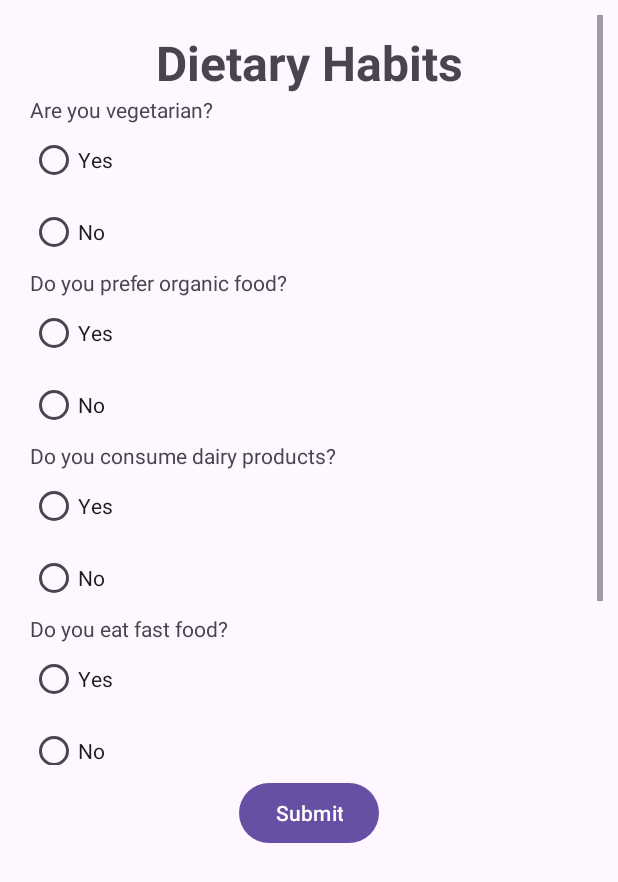
After one commit to ksmaprince/CS_473_Mobile_Device_Programming, an Android app: the SurveyActivity screen opened directly, with no data from a screen before it, on a phone screen of 412 x 824 dp. The commit adds this screen. Shown: the top 882 px of the screen. Run offline under Robolectric (Android 15) with nearby library versions, the phone set to English and light mode, and no system bars.

Commit message:
Finish Project and ready to submit

```diff
--- a/ASS5_FoodPreferenceSurvey/app/build.gradle.kts
+++ b/ASS5_FoodPreferenceSurvey/app/build.gradle.kts
@@ -33,6 +33,10 @@ android {
     kotlinOptions {
         jvmTarget = "1.8"
     }
+
+    viewBinding {
+        enable = true
+    }
 }
 
 dependencies {
--- a/ASS5_FoodPreferenceSurvey/app/src/main/AndroidManifest.xml
+++ b/ASS5_FoodPreferenceSurvey/app/src/main/AndroidManifest.xml
@@ -13,6 +13,9 @@
         android:theme="@style/Theme.FoodPreferenceSurvey"
         tools:targetApi="31">
         <activity
+            android:name=".SurveyActivity"
+            android:exported="false" />
+        <activity
             android:name=".MainActivity"
             android:exported="true">
             <intent-filter>
--- a/ASS5_FoodPreferenceSurvey/app/src/main/java/com/khun/foodpreferencesurvey/MainActivity.kt
+++ b/ASS5_FoodPreferenceSurvey/app/src/main/java/com/khun/foodpreferencesurvey/MainActivity.kt
@@ -1,11 +1,28 @@
 package com.khun.foodpreferencesurvey
 
+import android.content.Intent
 import androidx.appcompat.app.AppCompatActivity
 import android.os.Bundle
+import com.khun.foodpreferencesurvey.databinding.ActivityMainBinding
 
+const val FOOD_SURVEY = "food survey"
+const val DIET_HABIT = "diet survey"
+const val SURVEY_TYPE = "survey"
 class MainActivity : AppCompatActivity() {
+    private lateinit var binding: ActivityMainBinding
     override fun onCreate(savedInstanceState: Bundle?) {
         super.onCreate(savedInstanceState)
-        setContentView(R.layout.activity_main)
+        binding = ActivityMainBinding.inflate(layoutInflater)
+        setContentView(binding.root)
+
+        binding.btnStartSurvey.setOnClickListener {
+            val intent = Intent(this, SurveyActivity::class.java)
+            if(binding.rgSurvey.checkedRadioButtonId == R.id.rbFoodPreference){
+                intent.putExtra(SURVEY_TYPE, FOOD_SURVEY)
+            }else{
+                intent.putExtra(SURVEY_TYPE, DIET_HABIT)
+            }
+            startActivity(intent)
+        }
     }
 }
--- /dev/null
+++ b/ASS5_FoodPreferenceSurvey/app/src/main/java/com/khun/foodpreferencesurvey/SurveyActivity.kt
@@ -0,0 +1,103 @@
+package com.khun.foodpreferencesurvey
+
+import androidx.appcompat.app.AppCompatActivity
+import android.os.Bundle
+import android.view.View
+import android.widget.RadioButton
+import android.widget.Toast
+import com.khun.foodpreferencesurvey.databinding.ActivitySurveyBinding
+
+class SurveyActivity : AppCompatActivity() {
+
+    private lateinit var binding: ActivitySurveyBinding
+    override fun onCreate(savedInstanceState: Bundle?) {
+        super.onCreate(savedInstanceState)
+        binding = ActivitySurveyBinding.inflate(layoutInflater)
+        setContentView(binding.root)
+
+        val survey = intent.getStringExtra(SURVEY_TYPE)
+
+        if (survey == FOOD_SURVEY) {
+            binding.llFoodPreference.visibility = View.VISIBLE
+            operateFoodPreferenceSurvey()
+        } else {
+            binding.llDietPreference.visibility = View.VISIBLE
+            operateDietSurevey()
+        }
+    }
+
+    private fun operateFoodPreferenceSurvey() {
+        var cuisine = ""
+        var oftenEat = ""
+        var spicy = ""
+        var vegetarian = ""
+        var seafood = ""
+
+        binding.btnSubmit.setOnClickListener {
+            findViewById<RadioButton>(binding.rgCuisine.checkedRadioButtonId)?.let {
+                cuisine = it.text.toString()
+            }
+            findViewById<RadioButton>(binding.rgOftenEat.checkedRadioButtonId)?.let {
+                oftenEat = it.text.toString()
+            }
+            findViewById<RadioButton>(binding.rgSpicyFood.checkedRadioButtonId)?.let {
+                spicy = it.text.toString()
+            }
+            findViewById<RadioButton>(binding.rgVegetarian.checkedRadioButtonId)?.let {
+                vegetarian = it.text.toString()
+            }
+            findViewById<RadioButton>(binding.rgSeafood.checkedRadioButtonId)?.let {
+                seafood = it.text.toString()
+            }
+
+            if (cuisine.isEmpty() || oftenEat.isEmpty() || spicy.isEmpty() || vegetarian.isEmpty() || seafood.isEmpty()){
+                Toast.makeText(this, "You need to answer all questions", Toast.LENGTH_LONG).show()
+            }else{
+                val result = "${getString(R.string.what_is_your_favourite_cuisine)} $cuisine \n" +
+                        "${getString(R.string.how_often_do_you_eat_out)} $oftenEat \n" +
+                        "${getString(R.string.do_you_prefer_spicy_food)} $spicy \n" +
+                        "${getString(R.string.do_you_prefer_vegetarian_food)} $vegetarian \n" +
+                        "${getString(R.string.do_you_like_seafood)} $seafood \n"
+                binding.tvResult.text = result
+            }
+        }
+    }
+
+    private fun operateDietSurevey() {
+        var isVegetarian = ""
+        var isOrganic = ""
+        var isDairy = ""
+        var isFastFood = ""
+        var isAllergy = ""
+
+        binding.btnSubmit.setOnClickListener {
+
+            findViewById<RadioButton>(binding.rgIsVegetarian.checkedRadioButtonId)?.let {
+                isVegetarian = it.text.toString()
+            }
+            findViewById<RadioButton>(binding.rgIsOrganicFood.checkedRadioButtonId)?.let {
+                isOrganic = it.text.toString()
+            }
+            findViewById<RadioButton>(binding.rgIsDairyProduct.checkedRadioButtonId)?.let {
+                isDairy = it.text.toString()
+            }
+            findViewById<RadioButton>(binding.rgIsFastFood.checkedRadioButtonId)?.let {
+                isFastFood = it.text.toString()
+            }
+            findViewById<RadioButton>(binding.rgIsFoodAllergy.checkedRadioButtonId)?.let {
+                isAllergy = it.text.toString()
+            }
+
+            if (isVegetarian.isEmpty() || isOrganic.isEmpty() || isDairy.isEmpty() || isFastFood.isEmpty() || isAllergy.isEmpty()){
+                Toast.makeText(this, "You need to answer all questions", Toast.LENGTH_LONG).show()
+            }else{
+                val result = "${getString(R.string.are_you_vetetarian)} $isVegetarian \n" +
+                        "${getString(R.string.do_you_prefer_organic_food)} $isOrganic \n" +
+                        "${getString(R.string.do_you_consume_dairy_products)} $isDairy \n" +
+                        "${getString(R.string.do_you_eat_fast_food)} $isFastFood \n" +
+                        "${getString(R.string.do_you_have_any_food_allergies)} $isAllergy \n"
+                binding.tvResult.text = result
+            }
+        }
+    }
+}
--- a/ASS5_FoodPreferenceSurvey/app/src/main/res/layout/activity_main.xml
+++ b/ASS5_FoodPreferenceSurvey/app/src/main/res/layout/activity_main.xml
@@ -4,15 +4,53 @@
     xmlns:tools="http://schemas.android.com/tools"
     android:layout_width="match_parent"
     android:layout_height="match_parent"
-    tools:context=".MainActivity">
+    tools:context=".MainActivity"
+    android:padding="10dp">
 
     <TextView
+        android:id="@+id/tvTitle"
+        android:layout_width="match_parent"
+        android:layout_height="wrap_content"
+        android:text="@string/survey"
+        app:layout_constraintEnd_toEndOf="parent"
+        app:layout_constraintStart_toStartOf="parent"
+        app:layout_constraintTop_toTopOf="parent"
+        android:layout_margin="16dp"
+        android:textStyle="bold"
+        android:textSize="33sp"
+        android:gravity="center_horizontal"/>
+
+    <RadioGroup
+        android:id="@+id/rgSurvey"
+        android:layout_width="match_parent"
+        android:layout_height="wrap_content"
+        app:layout_constraintTop_toBottomOf="@id/tvTitle"
+        app:layout_constraintStart_toStartOf="parent"
+        app:layout_constraintEnd_toEndOf="parent"
+        android:padding="10dp">
+
+        <RadioButton
+            android:id="@+id/rbFoodPreference"
+            android:layout_width="match_parent"
+            android:layout_height="wrap_content"
+            android:text="@string/food_preferences"
+            android:checked="true"/>
+
+        <RadioButton
+            android:id="@+id/rbDietaryHabit"
+            android:layout_width="match_parent"
+            android:layout_height="wrap_content"
+            android:text="@string/dietary_habits"/>
+
+    </RadioGroup>
+
+    <Button
+        android:id="@+id/btnStartSurvey"
         android:layout_width="wrap_content"
         android:layout_height="wrap_content"
-        android:text="Hello World!"
-        app:layout_constraintBottom_toBottomOf="parent"
-        app:layout_constraintEnd_toEndOf="parent"
+        android:text="@string/start_survey"
+        app:layout_constraintTop_toBottomOf="@id/rgSurvey"
         app:layout_constraintStart_toStartOf="parent"
-        app:layout_constraintTop_toTopOf="parent" />
+        app:layout_constraintEnd_toEndOf="parent"/>
 
 </androidx.constraintlayout.widget.ConstraintLayout>
--- /dev/null
+++ b/ASS5_FoodPreferenceSurvey/app/src/main/res/layout/activity_survey.xml
@@ -0,0 +1,369 @@
+<?xml version="1.0" encoding="utf-8"?>
+<androidx.constraintlayout.widget.ConstraintLayout xmlns:android="http://schemas.android.com/apk/res/android"
+    xmlns:app="http://schemas.android.com/apk/res-auto"
+    xmlns:tools="http://schemas.android.com/tools"
+    android:layout_width="match_parent"
+    android:layout_height="match_parent"
+    tools:context=".MainActivity"
+    android:padding="10dp">
+
+    <ScrollView
+        android:id="@+id/scroll"
+        android:layout_width="match_parent"
+        android:layout_height="500dp"
+        tools:context=".SurveyActivity"
+        app:layout_constraintTop_toTopOf="parent">
+        <LinearLayout
+            android:layout_width="match_parent"
+            android:layout_height="wrap_content"
+            android:orientation="vertical">
+            <LinearLayout android:id="@+id/llFoodPreference"
+                android:layout_width="match_parent"
+                android:layout_height="wrap_content"
+                android:orientation="vertical"
+                android:padding="10dp"
+                android:visibility="gone">
+
+                <TextView
+                    android:layout_width="match_parent"
+                    android:layout_height="wrap_content"
+                    android:gravity="center_horizontal"
+                    android:text="@string/food_preferences"
+                    android:textSize="32sp"
+                    android:textStyle="bold" />
+
+                <TextView
+                    android:id="@+id/tvCuisine"
+                    android:layout_width="match_parent"
+                    android:layout_height="wrap_content"
+                    android:text="@string/what_is_your_favourite_cuisine"/>
+
+                <RadioGroup
+                    android:id="@+id/rgCuisine"
+                    android:layout_width="match_parent"
+                    android:layout_height="wrap_content">
+
+                    <RadioButton
+                        android:id="@+id/rbChinese"
+                        android:layout_width="match_parent"
+                        android:layout_height="wrap_content"
+                        android:text="@string/chinese" />
+
+                    <RadioButton
+                        android:id="@+id/rbFrench"
+                        android:layout_width="match_parent"
+                        android:layout_height="wrap_content"
+                        android:text="@string/french" />
+
+                    <RadioButton
+                        android:id="@+id/rbItalian"
+                        android:layout_width="match_parent"
+                        android:layout_height="wrap_content"
+                        android:text="@string/italian" />
+
+                    <RadioButton
+                        android:id="@+id/rbIndian"
+                        android:layout_width="match_parent"
+                        android:layout_height="wrap_content"
+                        android:text="@string/indian" />
+
+                    <RadioButton
+                        android:id="@+id/rbJapanese"
+                        android:layout_width="match_parent"
+                        android:layout_height="wrap_content"
+                        android:text="@string/japanese" />
+
+                    <RadioButton
+                        android:id="@+id/rbThai"
+                        android:layout_width="match_parent"
+                        android:layout_height="wrap_content"
+                        android:text="@string/thai" />
+
+                    <RadioButton
+                        android:id="@+id/rbTurkish"
+                        android:layout_width="match_parent"
+                        android:layout_height="wrap_content"
+                        android:text="@string/turkish" />
+                </RadioGroup>
+
+                <TextView
+                    android:id="@+id/tvOftenEat"
+                    android:layout_width="match_parent"
+                    android:layout_height="wrap_content"
+                    android:text="@string/how_often_do_you_eat_out" />
+
+                <RadioGroup
+                    android:id="@+id/rgOftenEat"
+                    android:layout_width="match_parent"
+                    android:layout_height="wrap_content">
+
+                    <RadioButton
+                        android:id="@+id/rbNever"
+                        android:layout_width="match_parent"
+                        android:layout_height="wrap_content"
+                        android:text="@string/never" />
+
+                    <RadioButton
+                        android:id="@+id/rbRarely"
+                        android:layout_width="match_parent"
+                        android:layout_height="wrap_content"
+                        android:text="@string/rarely" />
+
+                    <RadioButton
+                        android:id="@+id/rbSometimes"
+                        android:layout_width="match_parent"
+                        android:layout_height="wrap_content"
+                        android:text="@string/sometimes" />
+
+                    <RadioButton
+                        android:id="@+id/rbFrequently"
+                        android:layout_width="match_parent"
+                        android:layout_height="wrap_content"
+                        android:text="@string/frequently" />
+
+                </RadioGroup>
+
+                <TextView
+                    android:id="@+id/tvSpicyFood"
+                    android:layout_width="match_parent"
+                    android:layout_height="wrap_content"
+                    android:text="@string/do_you_prefer_spicy_food" />
+
+                <RadioGroup
+                    android:id="@+id/rgSpicyFood"
+                    android:layout_width="match_parent"
+                    android:layout_height="wrap_content">
+
+                    <RadioButton
+                        android:id="@+id/rbSpicyYes"
+                        android:layout_width="match_parent"
+                        android:layout_height="wrap_content"
+                        android:text="@string/yes" />
+
+                    <RadioButton
+                        android:id="@+id/rbSpicyNo"
+                        android:layout_width="match_parent"
+                        android:layout_height="wrap_content"
+                        android:text="@string/no" />
+
+                </RadioGroup>
+
+
+                <TextView
+                    android:id="@+id/tvVegetarian"
+                    android:layout_width="match_parent"
+                    android:layout_height="wrap_content"
+                    android:text="@string/do_you_prefer_vegetarian_food" />
+
+                <RadioGroup
+                    android:id="@+id/rgVegetarian"
+                    android:layout_width="match_parent"
+                    android:layout_height="wrap_content">
+
+                    <RadioButton
+                        android:id="@+id/rbVegetarianYes"
+                        android:layout_width="match_parent"
+                        android:layout_height="wrap_content"
+                        android:text="@string/yes" />
+
+                    <RadioButton
+                        android:id="@+id/rbVegetarianNo"
+                        android:layout_width="match_parent"
+                        android:layout_height="wrap_content"
+                        android:text="@string/no" />
+
+                </RadioGroup>
+
+                <TextView
+                    android:id="@+id/tvSeafood"
+                    android:layout_width="match_parent"
+                    android:layout_height="wrap_content"
+                    android:text="@string/do_you_like_seafood" />
+
+                <RadioGroup
+                    android:id="@+id/rgSeafood"
+                    android:layout_width="match_parent"
+                    android:layout_height="wrap_content">
+
+                    <RadioButton
+                        android:id="@+id/rbSeafoodYes"
+                        android:layout_width="match_parent"
+                        android:layout_height="wrap_content"
+                        android:text="@string/yes" />
+
+                    <RadioButton
+                        android:id="@+id/rbSeafoodNo"
+                        android:layout_width="match_parent"
+                        android:layout_height="wrap_content"
+                        android:text="@string/no" />
+
+                </RadioGroup>
+
+            </LinearLayout>
+
+            <LinearLayout android:id="@+id/llDietPreference"
+                android:layout_width="match_parent"
+                android:layout_height="wrap_content"
+                android:orientation="vertical"
+                android:padding="10dp"
+                android:visibility="gone">
+
+                <TextView
+                    android:layout_width="match_parent"
+                    android:layout_height="wrap_content"
+                    android:gravity="center_horizontal"
+                    android:text="@string/dietary_habits"
+                    android:textSize="32sp"
+                    android:textStyle="bold" />
+
+                <TextView
+                    android:id="@+id/tvIsVegetarian"
+                    android:layout_width="match_parent"
+                    android:layout_height="wrap_content"
+                    android:text="@string/are_you_vetetarian" />
+
+                <RadioGroup
+                    android:id="@+id/rgIsVegetarian"
+                    android:layout_width="match_parent"
+                    android:layout_height="wrap_content">
+
+                    <RadioButton
+                        android:id="@+id/rbIsVegetarianYes"
+                        android:layout_width="match_parent"
+                        android:layout_height="wrap_content"
+                        android:text="@string/yes" />
+
+                    <RadioButton
+                        android:id="@+id/rbIsVegetarianNo"
+                        android:layout_width="match_parent"
+                        android:layout_height="wrap_content"
+                        android:text="@string/no" />
+                </RadioGroup>
+
+                <TextView
+                    android:id="@+id/tvIsOrganicFood"
+                    android:layout_width="match_parent"
+                    android:layout_height="wrap_content"
+                    android:text="@string/do_you_prefer_organic_food" />
+
+                <RadioGroup
+                    android:id="@+id/rgIsOrganicFood"
+                    android:layout_width="match_parent"
+                    android:layout_height="wrap_content">
+
+                    <RadioButton
+                        android:id="@+id/rbIsOrganicYes"
+                        android:layout_width="match_parent"
+                        android:layout_height="wrap_content"
+                        android:text="@string/yes" />
+
+                    <RadioButton
+                        android:id="@+id/rbIsOrganicNo"
+                        android:layout_width="match_parent"
+                        android:layout_height="wrap_content"
+                        android:text="@string/no" />
+
+                </RadioGroup>
+
+                <TextView
+                    android:id="@+id/tvIsDiaryProduct"
+                    android:layout_width="match_parent"
+                    android:layout_height="wrap_content"
+                    android:text="@string/do_you_consume_dairy_products" />
+
+                <RadioGroup
+                    android:id="@+id/rgIsDairyProduct"
+                    android:layout_width="match_parent"
+                    android:layout_height="wrap_content">
+
+                    <RadioButton
+                        android:id="@+id/rbIsDairyProductYes"
+                        android:layout_width="match_parent"
+                        android:layout_height="wrap_content"
+                        android:text="@string/yes" />
+
+                    <RadioButton
+                        android:id="@+id/rbIsDairyProductNo"
+                        android:layout_width="match_parent"
+                        android:layout_height="wrap_content"
+                        android:text="@string/no" />
+
+                </RadioGroup>
+
+
+                <TextView
+                    android:id="@+id/tvIsFastFood"
+                    android:layout_width="match_parent"
+                    android:layout_height="wrap_content"
+                    android:text="@string/do_you_eat_fast_food" />
+
+                <RadioGroup
+                    android:id="@+id/rgIsFastFood"
+                    android:layout_width="match_parent"
+                    android:layout_height="wrap_content">
+
+                    <RadioButton
+                        android:id="@+id/rbIsFastFoodYes"
+                        android:layout_width="match_parent"
+                        android:layout_height="wrap_content"
+                        android:text="@string/yes" />
+
+                    <RadioButton
+                        android:id="@+id/rbIsFastFoodNo"
+                        android:layout_width="match_parent"
+                        android:layout_height="wrap_content"
+                        android:text="@string/no" />
+
+                </RadioGroup>
+
+                <TextView
+                    android:id="@+id/tvIsFoodAllergy"
+                    android:layout_width="match_parent"
+                    android:layout_height="wrap_content"
+                    android:text="@string/do_you_have_any_food_allergies" />
+
+                <RadioGroup
+                    android:id="@+id/rgIsFoodAllergy"
+                    android:layout_width="match_parent"
+                    android:layout_height="wrap_content">
+
+                    <RadioButton
+                        android:id="@+id/rbIsFoodAllergyYes"
+                        android:layout_width="match_parent"
+                        android:layout_height="wrap_content"
+                        android:text="@string/yes" />
+
+                    <RadioButton
+                        android:id="@+id/rbIsFoodAllergyNo"
+                        android:layout_width="match_parent"
+                        android:layout_height="wrap_content"
+                        android:text="@string/no" />
+
+                </RadioGroup>
+
+            </LinearLayout>
+        </LinearLayout>
+
+
+    </ScrollView>
+
+    <Button
+        android:id="@+id/btnSubmit"
+        android:layout_width="wrap_content"
+        android:layout_height="wrap_content"
+        android:text="@string/submit"
+        android:layout_margin="8dp"
+        app:layout_constraintTop_toBottomOf="@id/scroll"
+        app:layout_constraintStart_toStartOf="parent"
+        app:layout_constraintEnd_toEndOf="parent"/>
+
+    <TextView
+        android:id="@+id/tvResult"
+        android:layout_width="match_parent"
+        android:layout_height="wrap_content"
+        app:layout_constraintTop_toBottomOf="@id/btnSubmit"
+        app:layout_constraintStart_toStartOf="parent"
+        app:layout_constraintEnd_toEndOf="parent"
+        android:layout_margin="8dp"/>
+
+</androidx.constraintlayout.widget.ConstraintLayout>
--- a/ASS5_FoodPreferenceSurvey/app/src/main/res/values/strings.xml
+++ b/ASS5_FoodPreferenceSurvey/app/src/main/res/values/strings.xml
@@ -1,3 +1,31 @@
 <resources>
     <string name="app_name">FoodPreferenceSurvey</string>
+    <string name="food_preferences">Food Preferences</string>
+    <string name="what_is_your_favourite_cuisine">What is your favourite cuisine?</string>
+    <string name="chinese">Chinese</string>
+    <string name="french">French</string>
+    <string name="italian">Italian</string>
+    <string name="indian">Indian</string>
+    <string name="japanese">Japanese</string>
+    <string name="thai">Thai</string>
+    <string name="turkish">Turkish</string>
+    <string name="how_often_do_you_eat_out">How often do you eat out?</string>
+    <string name="never">Never</string>
+    <string name="rarely">Rarely</string>
+    <string name="sometimes">Sometimes</string>
+    <string name="frequently">Frequently</string>
+    <string name="do_you_prefer_spicy_food">Do you prefer spicy food?</string>
+    <string name="yes">Yes</string>
+    <string name="no">No</string>
+    <string name="do_you_prefer_vegetarian_food">Do you prefer vegetarian food?</string>
+    <string name="do_you_like_seafood">Do you like seafood?</string>
+    <string name="dietary_habits">Dietary Habits</string>
+    <string name="are_you_vetetarian">Are you vegetarian?</string>
+    <string name="do_you_prefer_organic_food">Do you prefer organic food?</string>
+    <string name="do_you_consume_dairy_products">Do you consume dairy products?</string>
+    <string name="do_you_eat_fast_food">Do you eat fast food?</string>
+    <string name="do_you_have_any_food_allergies">Do you have any food allergies?</string>
+    <string name="submit">Submit</string>
+    <string name="survey">Survey</string>
+    <string name="start_survey">Start Survey</string>
 </resources>
```
Also changed, not shown: 6 other files.
